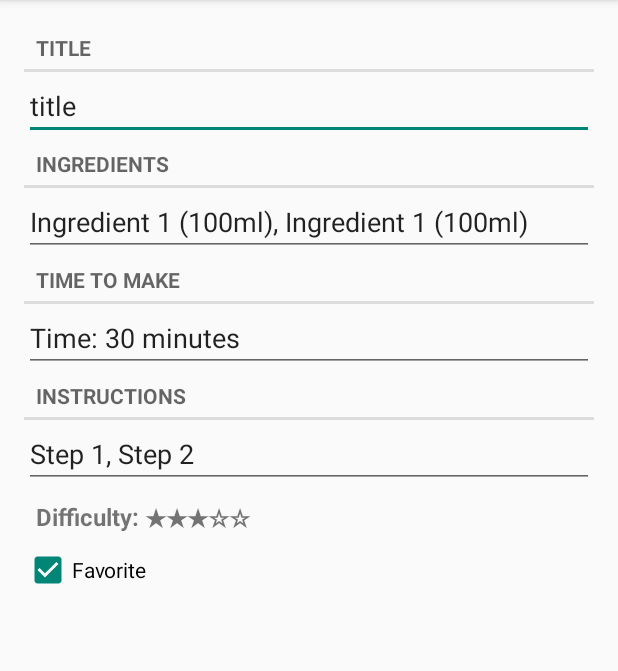
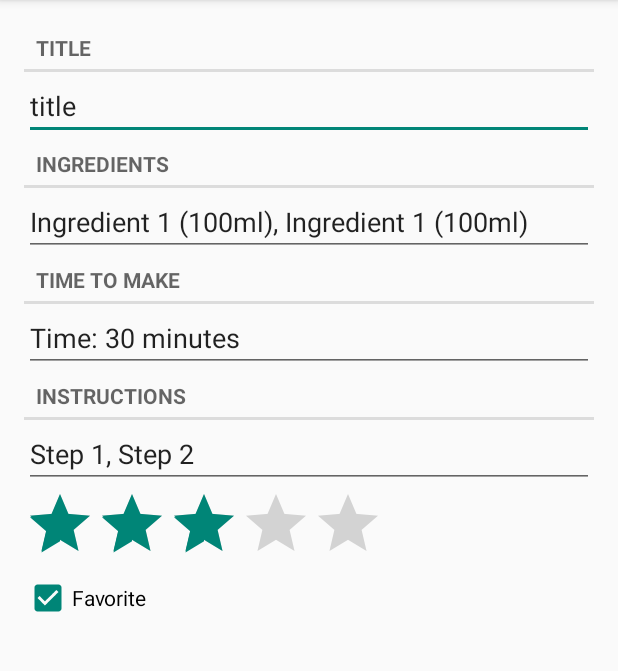
Before and after one commit to bullzombie43/NomNomNow-1, an Android app: the RecipeListFragment screen opened directly, with no data from a screen before it, after a tap on "ADD RECIPE", on a phone screen of 412 x 824 dp, the part 84-755 px from its top. Run offline under Robolectric (Android 15) with nearby library versions, the phone set to English and light mode, and no system bars.

Commit message:
hopefully fixed checkbox problem and fixed difficulty

```diff
--- a/app/src/main/java/com/bignerdranch/android/pantrypal/RecipeAdapter.java
+++ b/app/src/main/java/com/bignerdranch/android/pantrypal/RecipeAdapter.java
@@ -2,60 +2,66 @@ package com.bignerdranch.android.pantrypal;
 
 import android.util.Log;
 import android.view.LayoutInflater;
+import android.view.View;
 import android.view.ViewGroup;
+import android.widget.TextView;
 
 import androidx.annotation.NonNull;
-import androidx.recyclerview.widget.DiffUtil;
 import androidx.recyclerview.widget.RecyclerView;
 
+import java.util.ArrayList;
 import java.util.List;
 
-class RecipeAdapter extends RecyclerView.Adapter<RecipeHolder>{
-    private final RecipeListFragment mRecipeListFragment;
+public class RecipeAdapter extends RecyclerView.Adapter<RecipeAdapter.RecipeHolder> {
     private List<Recipe> mRecipes;
 
-    public RecipeAdapter(RecipeListFragment recipeListFragment, List<Recipe> recipes) {
-        mRecipeListFragment = recipeListFragment;
+    public RecipeAdapter(List<Recipe> recipes) {
+        if (recipes == null) {
+            Log.e("RecipeAdapter", "Received null recipe list!");
+            recipes = new ArrayList<>();
+        }
         mRecipes = recipes;
-        Log.d("CrimeAdapter", "new construction");
     }
 
     @NonNull
     @Override
     public RecipeHolder onCreateViewHolder(@NonNull ViewGroup parent, int viewType) {
-        LayoutInflater layoutInflater = LayoutInflater.from(mRecipeListFragment.getActivity());
-        int resourceID;
-
-        resourceID = R.layout.list_item_recipe;
-
-        return new RecipeHolder(
-                layoutInflater.inflate(resourceID, parent, false),
-                mRecipeListFragment);
+        LayoutInflater layoutInflater = LayoutInflater.from(parent.getContext());
+        View view = layoutInflater.inflate(R.layout.list_item_recipe, parent, false);
+        return new RecipeHolder(view);
     }
 
     @Override
-    public void onBindViewHolder(RecipeHolder holder, int position) {
+    public void onBindViewHolder(@NonNull RecipeHolder holder, int position) {
+        if (mRecipes == null || mRecipes.isEmpty()) {
+            return; // Prevent crash if empty
+        }
         Recipe recipe = mRecipes.get(position);
         holder.bind(recipe);
     }
 
     @Override
     public int getItemCount() {
-        return mRecipes.size();
+        return mRecipes == null ? 0 : mRecipes.size();
     }
 
-    @Override
-    public int getItemViewType(int position){
-        return R.id.list_item_crime_serious;
+    public void updateRecipeList(List<Recipe> newRecipes) {
+        mRecipes = newRecipes;
+        notifyDataSetChanged();
     }
 
-    public void updateCrimeList(List<Recipe> newRecipes){
+    static class RecipeHolder extends RecyclerView.ViewHolder {
+        private final TextView mTitleTextView;
+        private Recipe mRecipe;
 
-        RecipeListDiffCallback diffCallback =
-                new RecipeListDiffCallback(mRecipes, newRecipes);
-        DiffUtil.DiffResult diffResult = DiffUtil.calculateDiff(diffCallback);
-        mRecipes = newRecipes;
-        diffResult.dispatchUpdatesTo(this);
+        public RecipeHolder(View itemView) {
+            super(itemView);
+            mTitleTextView = itemView.findViewById(R.id.recipe_title);
+        }
+
+        public void bind(Recipe recipe) {
+            mRecipe = recipe;
+            mTitleTextView.setText(recipe.getTitle());
+        }
     }
-
 }
--- a/app/src/main/java/com/bignerdranch/android/pantrypal/RecipeBook.java
+++ b/app/src/main/java/com/bignerdranch/android/pantrypal/RecipeBook.java
@@ -11,7 +11,6 @@ import java.util.List;
 import java.util.UUID;
 import java.util.concurrent.CompletableFuture;
 import java.util.concurrent.ExecutorService;
-import java.util.concurrent.Executors;
 
 public class RecipeBook {
     private static RecipeBook sRecipeBook;
@@ -22,9 +21,9 @@ public class RecipeBook {
         if (sRecipeBook == null) {
             sRecipeBook = new RecipeBook(context);
         }
-
         return sRecipeBook;
     }
+
     private RecipeBook(Context context) {
         mGeneratedRecipes = new ArrayList<>();
         mFavoriteRecipes = new ArrayList<>();
@@ -36,7 +35,7 @@ public class RecipeBook {
     }
 
     public List<Recipe> getGeneratedRecipes() {
-        Log.d("generated recipes Size", "" + mGeneratedRecipes.size());
+        Log.d("RecipeBook", "Generated Recipes Size: " + mGeneratedRecipes.size());
         return mGeneratedRecipes;
     }
 
@@ -59,12 +58,13 @@ public class RecipeBook {
     }
 
     public List<Recipe> getFavoriteRecipes() {
-        for (Recipe recipe : mGeneratedRecipes) {
-            if (recipe.isFavorite()) {
-                mFavoriteRecipes.add(recipe);
+        List<Recipe> validFavorites = new ArrayList<>();
+        for (Recipe recipe : mFavoriteRecipes) {
+            if (recipe != null && recipe.isFavorite()) {
+                validFavorites.add(recipe);
             }
         }
-        return mFavoriteRecipes;
+        return validFavorites;
     }
 
     public List<Recipe> getAllRecipes() {
@@ -74,9 +74,11 @@ public class RecipeBook {
     }
 
     public void addFavoriteRecipe(Recipe recipe) {
-        if (!mFavoriteRecipes.contains(recipe)) {
+        if (recipe != null && !mFavoriteRecipes.contains(recipe)) {
             recipe.setFavorite(true);
             mFavoriteRecipes.add(recipe);
+        } else {
+            Log.e("RecipeBook", "Attempted to add a null recipe!");
         }
     }
 
@@ -86,14 +88,14 @@ public class RecipeBook {
     }
 
     public CompletableFuture<Void> generateRecipes(List<String> ingredients, ExecutorService executor) {
-        Log.d("Generate Recipes Called", "Called");
+        Log.d("RecipeBook", "Generate Recipes Called");
         CompletableFuture<Void> future = new CompletableFuture<>();
 
         executor.execute(() -> {
-            mGeneratedRecipes = new ArrayList<>();
             try {
-                mGeneratedRecipes = ChatGPTRecipeFetcher.fetchRecipes(3, ingredients);
-                Log.d("Generated Recipes", mGeneratedRecipes.size() + " recipes generated");
+                List<Recipe> newRecipes = ChatGPTRecipeFetcher.fetchRecipes(3, ingredients);
+                mGeneratedRecipes.addAll(newRecipes); // Add instead of replacing
+                Log.d("RecipeBook", newRecipes.size() + " new recipes generated");
                 future.complete(null); // Signal success
             } catch (IOException | JSONException e) {
                 future.completeExceptionally(e); // Signal failure
--- a/app/src/main/java/com/bignerdranch/android/pantrypal/RecipeFragment.java
+++ b/app/src/main/java/com/bignerdranch/android/pantrypal/RecipeFragment.java
@@ -10,6 +10,7 @@ import android.view.ViewGroup;
 import android.widget.CheckBox;
 import android.widget.CompoundButton;
 import android.widget.EditText;
+import android.widget.RatingBar;
 import android.widget.TextView;
 
 import androidx.fragment.app.Fragment;
@@ -118,8 +119,16 @@ public class RecipeFragment extends Fragment {
 
         mTimeToMakeField = (EditText) v.findViewById(R.id.recipe_timetomake);
         mTimeToMakeField.setText("Time: " + formatTime(mRecipe.getTimetoMake()));
-        mDifficultyField = (TextView)v.findViewById(R.id.recipe_difficulty);
-        mDifficultyField.setText("Difficulty: " + getStarRating(mRecipe.getDifficulty()));
+        RatingBar ratingBar = v.findViewById(R.id.recipe_difficulty);
+
+
+        ratingBar.setRating(mRecipe.getDifficulty());
+
+        ratingBar.setOnRatingBarChangeListener((bar, rating, fromUser) -> {
+            if (fromUser) {
+                mRecipe.setDifficulty((int) rating);
+            }
+        });
 
         mFavoritedCheckBox = (CheckBox) v.findViewById(R.id.recipe_favorite);
         mFavoritedCheckBox.setChecked(mRecipe.isFavorite());
@@ -152,14 +161,4 @@ public class RecipeFragment extends Fragment {
         }
     }
 
-    private String getStarRating(double difficulty) {
-        int fullStars = (int) difficulty;
-        boolean halfStar = (difficulty - fullStars) >= 0.5;
-
-        StringBuilder stars = new StringBuilder("★".repeat(fullStars));
-        if (halfStar) stars.append("☆");
-        while (stars.length() < 5) stars.append("☆");
-
-        return stars.toString();
-    }
 }
--- a/app/src/main/java/com/bignerdranch/android/pantrypal/RecipeListFragment.java
+++ b/app/src/main/java/com/bignerdranch/android/pantrypal/RecipeListFragment.java
@@ -43,47 +43,40 @@ public class RecipeListFragment extends Fragment {
         return fragment;
     }
 
-
     @Override
     public void onCreate(Bundle savedInstanceState){
         super.onCreate(savedInstanceState);
-        Log.d("Crime List Fragment", "On Create");
-        boolean showFavorites = requireActivity().getIntent().getBooleanExtra(SHOW_FAVORITES_EXTRA, false);
-        boolean isNull = getArguments() != null;
+        Log.d("RecipeListFragment", "On Create");
+
+        showFavorite = requireActivity().getIntent().getBooleanExtra(SHOW_FAVORITES_EXTRA, false);
         boolean showGenerated = getArguments() != null && getArguments().getBoolean(SHOW_GENERATED_EXTRA, false);
-
-        Log.d("Show Favorites", "" + showFavorites);
-        Log.d("Is Null", "" + isNull);
-        Log.d("RecipeListFragment", "SHOW_GENERATED_EXTRA: " + showGenerated);
 
         RecipeBook recipeBook = RecipeBook.get(getActivity());
 
-        if (showFavorites) {
-            mRecipeList = recipeBook.getFavoriteRecipes();// Only show saved recipes
+        if (showFavorite) {
+            mRecipeList = recipeBook.getFavoriteRecipes();
             Log.d("Num Favorites", "" + recipeBook.getFavoriteRecipes().size());
-            showFavorite = true;
-        } else if (showGenerated){
+        } else if (showGenerated) {
             mRecipeList = recipeBook.getGeneratedRecipes();
-            showFavorite = false;
         } else {
-            mRecipeList = recipeBook.getAllRecipes(); // Show all (generated + saved)
+            mRecipeList = recipeBook.getAllRecipes();
         }
     }
 
     @Override
-    public View onCreateView(LayoutInflater inflater, ViewGroup container,
-                             Bundle savedInstanceState) {
+    public View onCreateView(LayoutInflater inflater, ViewGroup container, Bundle savedInstanceState) {
         View view = inflater.inflate(R.layout.fragment_recipe_list, container, false);
-        mRecipeRecyclerView = (RecyclerView) view
-                .findViewById(R.id.crime_recycler_view);
+        mRecipeRecyclerView = view.findViewById(R.id.crime_recycler_view);
         mRecipeRecyclerView.setLayoutManager(new LinearLayoutManager(getActivity()));
 
         mAddRecipe = view.findViewById(R.id.add_crime);
         mAddRecipe.setOnClickListener(v -> {
             Recipe recipe = new Recipe();
-            RecipeBook.get(getActivity()).addFavoriteRecipe(recipe);
-            Intent intent = RecipeActivity
-                    .newIntent(getActivity(), recipe.getId());
+            if (getActivity() != null) {
+                RecipeBook.get(getActivity()).addFavoriteRecipe(recipe);
+            }
+            updateUI();
+            Intent intent = RecipeActivity.newIntent(getActivity(), recipe.getId());
             startActivity(intent);
         });
         mAddRecipe.setVisibility(View.GONE);
@@ -95,37 +88,29 @@ public class RecipeListFragment extends Fragment {
             mSubtitleVisible = savedInstanceState.getBoolean(SAVED_SUBTITLE_VISIBLE);
         }
 
-        Log.d("RecipeListFragment", "getActivity() = " + getActivity());
         updateUI();
-
         return view;
     }
 
     @Override
     public void onViewCreated(@NonNull View view, Bundle savedInstanceState){
-        super.onViewCreated(view,savedInstanceState);
+        super.onViewCreated(view, savedInstanceState);
 
         requireActivity().addMenuProvider(new MenuProvider() {
             @Override
             public void onCreateMenu(@NonNull Menu menu, @NonNull MenuInflater menuInflater) {
                 menuInflater.inflate(R.menu.fragment_recipe_list, menu);
-
                 MenuItem subtitleItem = menu.findItem(R.id.show_subtitle);
-                if (mSubtitleVisible) {
-                    subtitleItem.setTitle(R.string.hide_subtitle);
-                } else {
-                    subtitleItem.setTitle(R.string.show_subtitle);
-                }
+                subtitleItem.setTitle(mSubtitleVisible ? R.string.hide_subtitle : R.string.show_subtitle);
             }
 
             @Override
             public boolean onMenuItemSelected(@NonNull MenuItem menuItem) {
-                // Handle menu item clicks here
                 if (menuItem.getItemId() == R.id.new_crime) {
                     Recipe recipe = new Recipe();
                     RecipeBook.get(getActivity()).addFavoriteRecipe(recipe);
-                    Intent intent = RecipeActivity
-                            .newIntent(getActivity(), recipe.getId());
+                    updateUI();
+                    Intent intent = RecipeActivity.newIntent(getActivity(), recipe.getId());
                     startActivity(intent);
                     return true;
                 } else if (menuItem.getItemId() == R.id.show_subtitle) {
@@ -133,25 +118,26 @@ public class RecipeListFragment extends Fragment {
                     requireActivity().invalidateOptionsMenu();
                     updateSubtitle();
                     return true;
-                } else {
-                    return false;
                 }
+                return false;
             }
         });
     }
 
     private void updateUI() {
-        RecipeBook crimeLab = RecipeBook.get(getActivity());
-        List<Recipe> recipes =  showFavorite? crimeLab.getFavoriteRecipes() : crimeLab.getGeneratedRecipes();
+        RecipeBook recipeBook = RecipeBook.get(getActivity());
+        List<Recipe> recipes = showFavorite ? recipeBook.getFavoriteRecipes() : recipeBook.getGeneratedRecipes();
+
         Log.d("New Size", "" + recipes.size());
-        if(mRecipeAdapter == null){
-            mRecipeAdapter = new RecipeAdapter(this, recipes);
+
+        if (mRecipeAdapter == null) {
+            mRecipeAdapter = new RecipeAdapter(recipes);
             mRecipeRecyclerView.setAdapter(mRecipeAdapter);
         } else {
-            mRecipeAdapter.updateCrimeList(recipes);
+            mRecipeAdapter.updateRecipeList(recipes);
         }
 
-        if(recipes.isEmpty()){
+        if (recipes.isEmpty()) {
             mRecipeRecyclerView.setVisibility(View.GONE);
             mNoRecipesText.setVisibility(View.VISIBLE);
             mAddRecipe.setVisibility(View.VISIBLE);
@@ -173,26 +159,25 @@ public class RecipeListFragment extends Fragment {
 
     private void updateSubtitle() {
         RecipeBook recipeBook = RecipeBook.get(getActivity());
-        int crimeCount = recipeBook.getFavoriteRecipes().size();
+        int recipeCount = recipeBook.getFavoriteRecipes().size();
 
-        String subtitle = getString(R.string.subtitle_format, crimeCount);
+        String subtitle = getString(R.string.subtitle_format, recipeCount);
 
-        if(crimeCount == 1)
-            subtitle = subtitle.substring(0,subtitle.length()-1);
+        if (recipeCount == 1) {
+            subtitle = subtitle.substring(0, subtitle.length() - 1);
+        }
 
         if (!mSubtitleVisible) {
             subtitle = null;
         }
 
         AppCompatActivity activity = (AppCompatActivity) getActivity();
-        Objects.requireNonNull(Objects.requireNonNull(activity).getSupportActionBar()).setSubtitle(subtitle);
+        Objects.requireNonNull(activity.getSupportActionBar()).setSubtitle(subtitle);
     }
-
 
     @Override
     public void onSaveInstanceState(@NonNull Bundle outState) {
         super.onSaveInstanceState(outState);
         outState.putBoolean(SAVED_SUBTITLE_VISIBLE, mSubtitleVisible);
     }
-
 }
--- a/app/src/main/res/layout/fragment_recipe.xml
+++ b/app/src/main/res/layout/fragment_recipe.xml
@@ -49,14 +49,14 @@
         android:layout_width="match_parent"
         android:layout_height="wrap_content" />
 
-    <TextView
+    <RatingBar
         android:id="@+id/recipe_difficulty"
         android:layout_width="wrap_content"
         android:layout_height="wrap_content"
-        android:text="Difficulty: ★★★☆☆"
-        android:textSize="16sp"
-        android:textStyle="bold"
-        android:padding="8dp"/>
+        android:numStars="5"
+        android:stepSize="1"
+        android:rating="3"
+        android:isIndicator="false"/>
 
     <CheckBox
         android:id="@+id/recipe_favorite"
```
